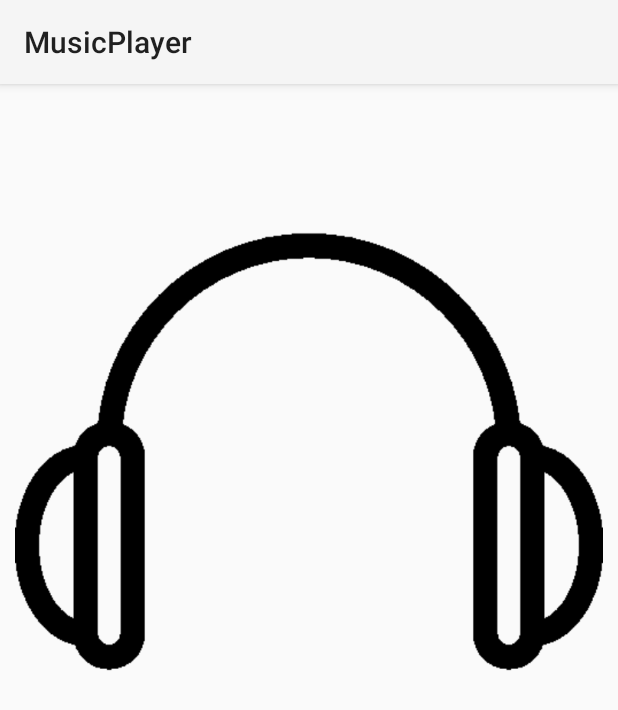
After one commit to DSBalaban/AndroidMusicPlayer, an Android app: the layout layout_song_details.xml on its own in the app's theme, with its tools: preview values and no code run, on a phone screen of 412 x 824 dp. The commit adds this screen. Shown: the top 710 px of the screen. Run offline under Robolectric (Android 15) with nearby library versions, the phone set to English and light mode, and no system bars.

Commit message:
Song details view and change song title on playSong

```diff
--- a/app/src/main/AndroidManifest.xml
+++ b/app/src/main/AndroidManifest.xml
@@ -14,6 +14,7 @@
         android:roundIcon="@mipmap/ic_launcher_round"
         android:supportsRtl="true"
         android:theme="@style/AppTheme">
+
         <activity
             android:name=".MainActivity"
             android:label="@string/app_name"
--- /dev/null
+++ b/app/src/main/res/layout/layout_song_details.xml
@@ -0,0 +1,37 @@
+<?xml version="1.0" encoding="utf-8"?>
+<LinearLayout
+    xmlns:android="http://schemas.android.com/apk/res/android"
+    android:orientation="vertical"
+    android:layout_width="match_parent"
+    android:layout_height="match_parent"
+>
+
+    <ImageView
+        android:id="@+id/song_album_image"
+        android:layout_height="0dp"
+        android:layout_width="match_parent"
+        android:paddingLeft="10dp"
+        android:paddingRight="10dp"
+        android:layout_weight="0.75"
+        android:contentDescription="@string/song_album_picture"
+        android:src="@drawable/headphones"
+    />
+
+    <TextView
+        android:layout_height="0dp"
+        android:layout_width="match_parent"
+        android:layout_weight="0.1"
+        android:gravity="center"
+        android:textSize="16sp"
+        android:ellipsize="end"
+        android:maxLines="1"
+        android:id="@+id/song_details_title"
+    />
+
+    <View
+        android:layout_height="0dp"
+        android:layout_width="match_parent"
+        android:layout_weight="0.15"
+    />
+
+</LinearLayout>
--- a/app/src/main/res/values/strings.xml
+++ b/app/src/main/res/values/strings.xml
@@ -2,4 +2,5 @@
     <string name="app_name">MusicPlayer</string>
     <string name="shuffle_icon_name">Shuffle</string>
     <string name="end_icon_name">End</string>
+    <string name="song_album_picture">Song Album Picture</string>
 </resources>
--- a/build.gradle
+++ b/build.gradle
@@ -5,7 +5,7 @@ buildscript {
         jcenter()
     }
     dependencies {
-        classpath 'com.android.tools.build:gradle:2.3.1'
+        classpath 'com.android.tools.build:gradle:2.3.2'
 
         // NOTE: Do not place your application dependencies here; they belong
         // in the individual module build.gradle files
```
Also changed, not shown: app/src/main/java/me/dsbalaban/musicplayer/MainActivity.java (+12 -21 lines), app/src/main/java/me/dsbalaban/musicplayer/MusicService.java (+9 -1 lines), app/src/main/res/layout/activity_main.xml (+19 -8 lines), app/src/main/res/layout/song_list.xml (added, +14 -0 lines), app/src/main/res/drawable/headphones.png (added).
